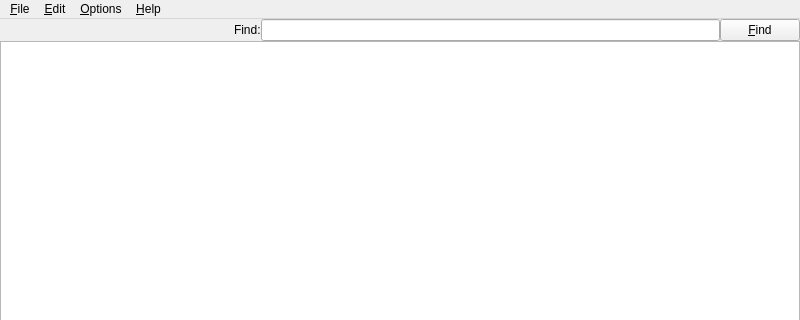
Above: src/forms/notpad.ui from llahteinen/notpad before the change; both pictures show x 0 to 800 and y 0 to 320 of the 800 by 600 pixel window. Below: the same form after it.
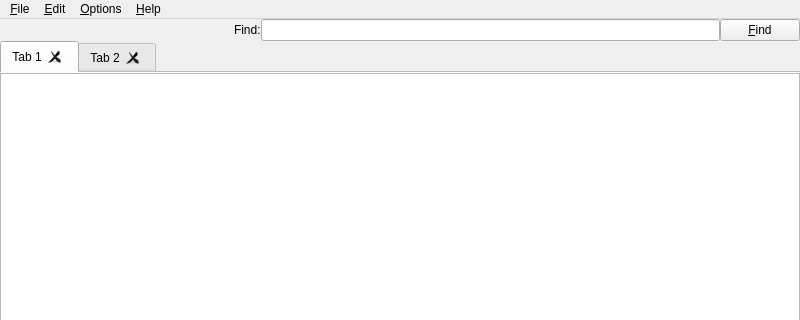
That is the form after the change. Icons and pictures are not drawn.

Commit message: Add: Tabs part 1

Diff of the .ui file:
```diff
--- a/src/forms/notpad.ui
+++ b/src/forms/notpad.ui
@@ -110,6 +110,49 @@
      </widget>
     </item>
     <item>
+     <widget class="QTabWidget" name="tabWidget">
+      <property name="tabPosition">
+       <enum>QTabWidget::TabPosition::North</enum>
+      </property>
+      <property name="tabShape">
+       <enum>QTabWidget::TabShape::Rounded</enum>
+      </property>
+      <property name="currentIndex">
+       <number>0</number>
+      </property>
+      <property name="usesScrollButtons">
+       <bool>true</bool>
+      </property>
+      <property name="documentMode">
+       <bool>true</bool>
+      </property>
+      <property name="tabsClosable">
+       <bool>true</bool>
+      </property>
+      <property name="movable">
+       <bool>true</bool>
+      </property>
+      <widget class="QWidget" name="tab1">
+       <attribute name="icon">
+        <iconset theme="QIcon::ThemeIcon::DocumentNew"/>
+       </attribute>
+       <attribute name="title">
+        <string notr="true">Tab 1</string>
+       </attribute>
+       <layout class="QVBoxLayout" name="tab1_verticalLayout">
+        <property name="leftMargin">
+         <number>0</number>
+        </property>
+        <property name="topMargin">
+         <number>0</number>
+        </property>
+        <property name="rightMargin">
+         <number>0</number>
+        </property>
+        <property name="bottomMargin">
+         <number>0</number>
+        </property>
+        <item>
      <widget class="QPlainTextEdit" name="textEdit">
       <property name="font">
        <font>
@@ -127,6 +170,18 @@
     </item>
    </layout>
   </widget>
+      <widget class="QWidget" name="tab_2">
+       <attribute name="icon">
+        <iconset theme="QIcon::ThemeIcon::DocumentSaveAs"/>
+       </attribute>
+       <attribute name="title">
+        <string>Tab 2</string>
+       </attribute>
+      </widget>
+     </widget>
+    </item>
+   </layout>
+  </widget>
   <widget class="QMenuBar" name="menubar">
    <property name="geometry">
     <rect>
```
Left out of the diff: 6 changed lines with no effect on the pictures. Lines whose indentation alone changed are shown as unchanged. The commit also changes 6 other files.
